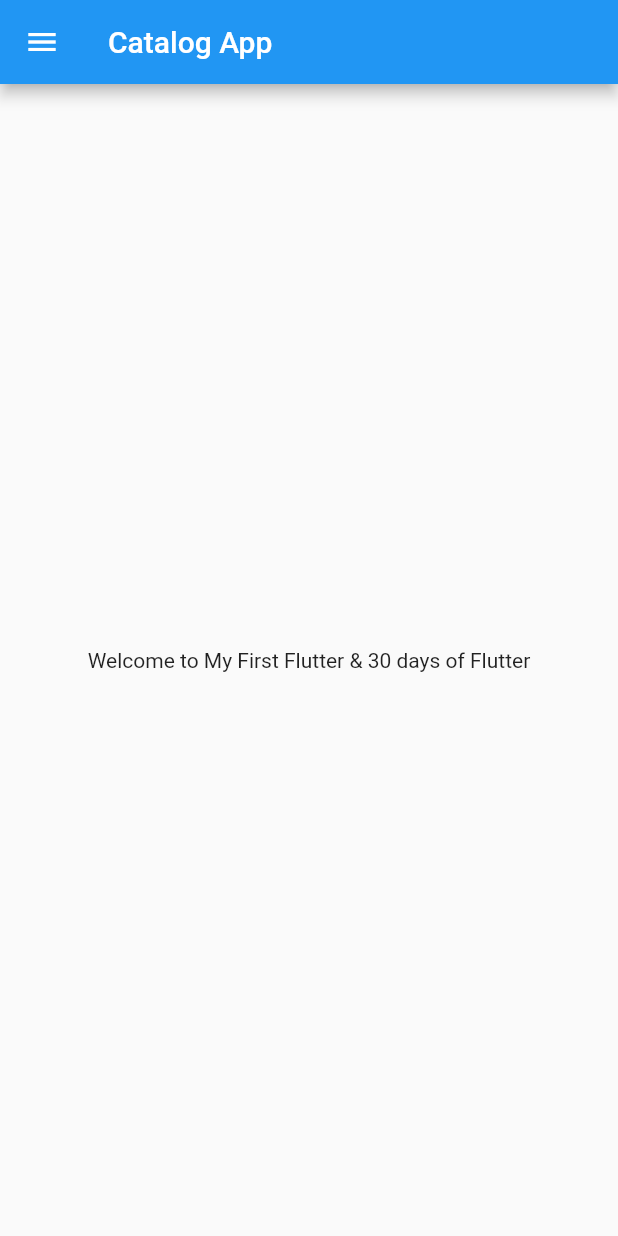
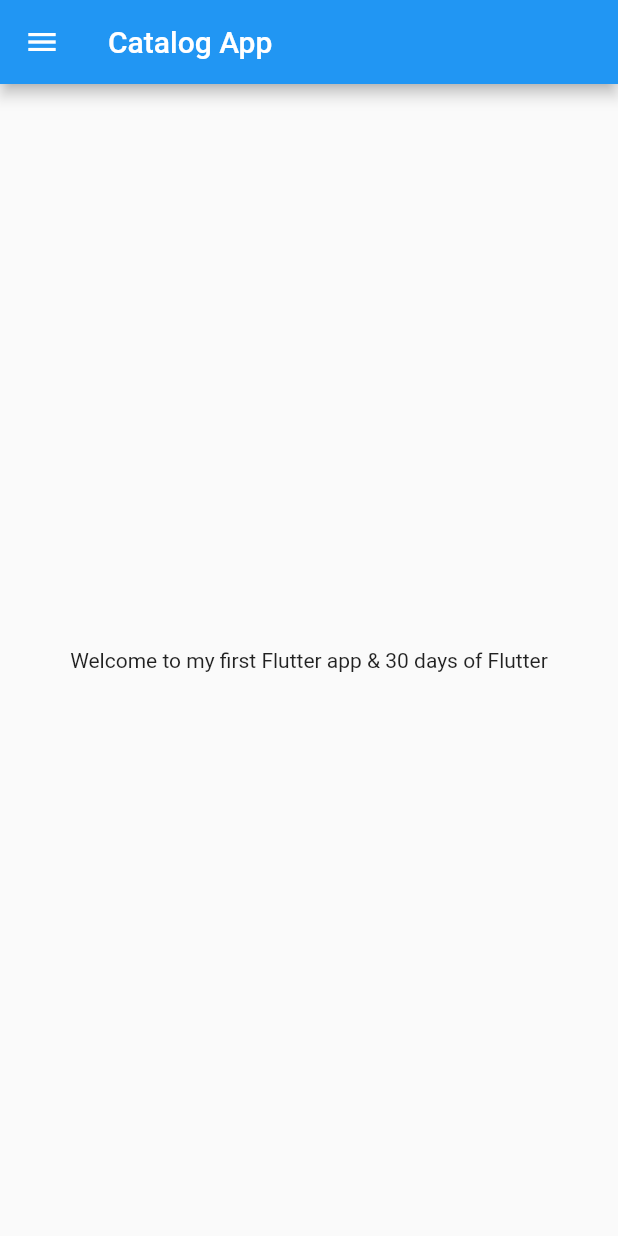
Before and after one commit to praveenpawar/30daysofFlutter, a Flutter app: the screen it shows after launch, on a phone screen of 412 x 824 dp. Run offline on Flutter 3.47's test engine with Material 2 defaults, Android fonts, the phone set to English and light mode, and no system bars.

Commit message:
Day2 done

```diff
--- a/lib/home_page.dart
+++ b/lib/home_page.dart
@@ -11,7 +11,7 @@ class HomePage extends StatelessWidget {
       ),
       body: Center(
         child: Container(
-          child: Text("Welcome to My First $name & $day days of $name"),
+          child: Text("Welcome to my first $name app & $day days of $name"),
         ),
       ),
       drawer: Drawer(),
```
